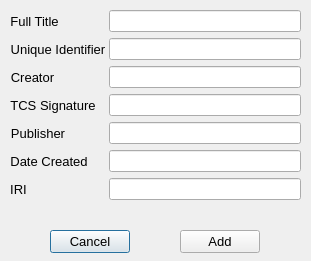
kopolzin/bioimages-collection-manager, file src/newsensudialog.ui: the form before one commit.
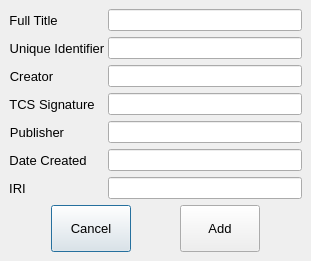
The form after the commit.

What changed in the file:
```diff
--- a/src/newsensudialog.ui
+++ b/src/newsensudialog.ui
@@ -10,36 +10,32 @@
     <height>261</height>
    </rect>
   </property>
+  <property name="sizePolicy">
+   <sizepolicy hsizetype="Minimum" vsizetype="Minimum">
+    <horstretch>0</horstretch>
+    <verstretch>0</verstretch>
+   </sizepolicy>
+  </property>
   <property name="windowTitle">
    <string>New Source of Name</string>
   </property>
-  <widget class="QPushButton" name="cancelButton">
-   <property name="geometry">
-    <rect>
-     <x>50</x>
-     <y>230</y>
-     <width>80</width>
-     <height>23</height>
-    </rect>
+  <layout class="QVBoxLayout" name="verticalLayout">
+   <property name="spacing">
+    <number>6</number>
    </property>
-   <property name="font">
-    <font>
-     <pointsize>10</pointsize>
-    </font>
+   <property name="leftMargin">
+    <number>9</number>
    </property>
-   <property name="text">
-    <string>Cancel</string>
+   <property name="topMargin">
+    <number>9</number>
    </property>
-  </widget>
-  <widget class="QWidget" name="layoutWidget">
-   <property name="geometry">
-    <rect>
-     <x>10</x>
-     <y>10</y>
-     <width>291</width>
-     <height>211</height>
-    </rect>
+   <property name="rightMargin">
+    <number>9</number>
    </property>
+   <property name="bottomMargin">
+    <number>9</number>
+   </property>
+   <item>
    <layout class="QFormLayout" name="formLayout">
     <property name="labelAlignment">
      <set>Qt::AlignLeading|Qt::AlignLeft|Qt::AlignVCenter</set>
@@ -181,15 +177,60 @@
      <widget class="QLineEdit" name="iri"/>
     </item>
    </layout>
-  </widget>
+   </item>
+   <item>
+    <layout class="QHBoxLayout" name="horizontalLayout">
+     <item>
+      <spacer name="horizontalSpacer">
+       <property name="orientation">
+        <enum>Qt::Horizontal</enum>
+       </property>
+       <property name="sizeHint" stdset="0">
+        <size>
+         <width>40</width>
+         <height>20</height>
+        </size>
+       </property>
+      </spacer>
+     </item>
+     <item>
+      <widget class="QPushButton" name="cancelButton">
+       <property name="sizePolicy">
+        <sizepolicy hsizetype="Minimum" vsizetype="Preferred">
+         <horstretch>0</horstretch>
+         <verstretch>0</verstretch>
+        </sizepolicy>
+       </property>
+       <property name="font">
+        <font>
+         <pointsize>10</pointsize>
+        </font>
+       </property>
+       <property name="text">
+        <string>Cancel</string>
+       </property>
+      </widget>
+     </item>
+     <item>
+      <spacer name="horizontalSpacer_2">
+       <property name="orientation">
+        <enum>Qt::Horizontal</enum>
+       </property>
+       <property name="sizeHint" stdset="0">
+        <size>
+         <width>40</width>
+         <height>20</height>
+        </size>
+       </property>
+      </spacer>
+     </item>
+     <item>
   <widget class="QPushButton" name="addButton">
-   <property name="geometry">
-    <rect>
-     <x>180</x>
-     <y>230</y>
-     <width>80</width>
-     <height>23</height>
-    </rect>
+       <property name="sizePolicy">
+        <sizepolicy hsizetype="Minimum" vsizetype="Preferred">
+         <horstretch>0</horstretch>
+         <verstretch>0</verstretch>
+        </sizepolicy>
    </property>
    <property name="font">
     <font>
@@ -200,6 +241,26 @@
     <string>Add</string>
    </property>
   </widget>
+     </item>
+     <item>
+      <spacer name="horizontalSpacer_3">
+       <property name="orientation">
+        <enum>Qt::Horizontal</enum>
+       </property>
+       <property name="sizeHint" stdset="0">
+        <size>
+         <width>40</width>
+         <height>20</height>
+        </size>
+       </property>
+      </spacer>
+     </item>
+    </layout>
+   </item>
+  </layout>
+  <zorder>layoutWidget</zorder>
+  <zorder>horizontalLayoutWidget</zorder>
+  <zorder>addButton</zorder>
  </widget>
  <tabstops>
   <tabstop>fullTitle</tabstop>
```
Lines whose indentation alone changed are shown as unchanged.
